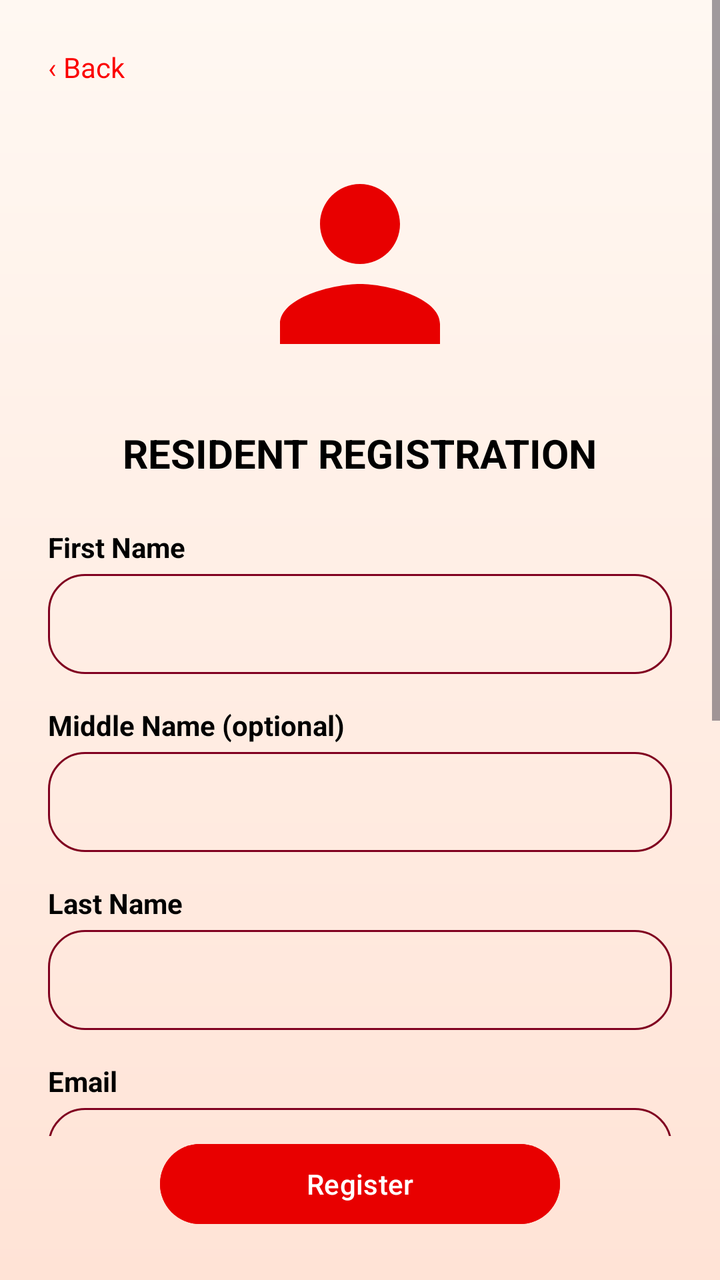
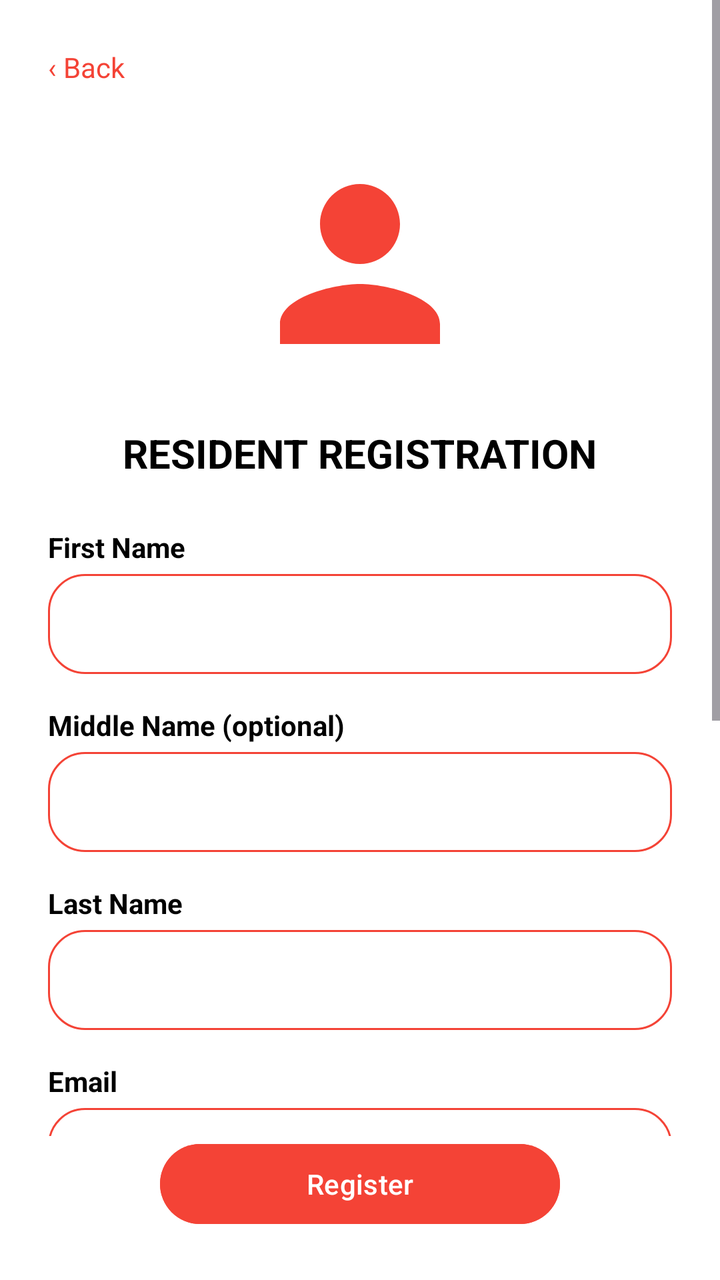

An Android layout rendered at two revisions. The XML below is the earlier revision; the diff shows what the commit changed to produce the second picture.
<!-- AndroidManifest.xml: application theme Theme.IServeKo -->
<!-- res/layout/activity_resident_signup.xml -->
<?xml version="1.0" encoding="utf-8"?>
<androidx.constraintlayout.widget.ConstraintLayout xmlns:android="http://schemas.android.com/apk/res/android"
    xmlns:app="http://schemas.android.com/apk/res-auto"
    xmlns:tools="http://schemas.android.com/tools"
    android:id="@+id/main"
    android:layout_width="match_parent"
    android:layout_height="match_parent"
    android:background="@drawable/designbrg_v2"
    tools:context=".ResidentSignupActivity">

    <ScrollView
        android:layout_width="match_parent"
        android:layout_height="0dp"
        app:layout_constraintBottom_toTopOf="@+id/btnRegister"
        app:layout_constraintTop_toTopOf="parent">

        <LinearLayout
            android:layout_width="match_parent"
            android:layout_height="wrap_content"
            android:orientation="vertical"
            android:padding="24dp">

            <TextView
                android:id="@+id/btnBack"
                android:layout_width="wrap_content"
                android:layout_height="wrap_content"
                android:text="‹ Back"
                android:textColor="#FB0000"
                android:textSize="14sp" />

            <ImageView
                android:id="@+id/imageView"
                android:layout_width="120dp"
                android:layout_height="130dp"
                android:layout_gravity="center_horizontal"
                android:layout_marginTop="24dp"
                android:contentDescription="@string/app_name"
                android:src="@drawable/ic_user"/>

            <TextView
                android:layout_width="wrap_content"
                android:layout_height="wrap_content"
                android:layout_gravity="center"
                android:layout_marginTop="16dp"
                android:text="RESIDENT REGISTRATION"
                android:textColor="#000000"
                android:textSize="20sp"
                android:textStyle="bold" />

            <TextView
                android:layout_width="wrap_content"
                android:layout_height="wrap_content"
                android:layout_marginTop="24dp"
                android:text="First Name"
                android:textColor="#000000"
                android:textStyle="bold" />

            <EditText
                android:id="@+id/first_name_input"
                android:layout_width="match_parent"
                android:layout_height="50dp"
                android:layout_marginTop="4dp"
                android:background="@drawable/rounded"
                android:inputType="textPersonName"
                android:paddingStart="16dp"
                android:textColor="#000000" />

            <TextView
                android:layout_width="wrap_content"
                android:layout_height="wrap_content"
                android:layout_marginTop="16dp"
                android:text="Middle Name (optional)"
                android:textColor="#000000"
                android:textStyle="bold" />

            <EditText
                android:id="@+id/middle_name_input"
                android:layout_width="match_parent"
                android:layout_height="50dp"
                android:layout_marginTop="4dp"
                android:background="@drawable/rounded"
                android:inputType="textPersonName"
                android:paddingStart="16dp"
                android:textColor="#000000" />

            <TextView
                android:layout_width="wrap_content"
                android:layout_height="wrap_content"
                android:layout_marginTop="16dp"
                android:text="Last Name"
                android:textColor="#000000"
                android:textStyle="bold" />

            <EditText
                android:id="@+id/last_name_input"
                android:layout_width="match_parent"
                android:layout_height="50dp"
                android:layout_marginTop="4dp"
                android:background="@drawable/rounded"
                android:inputType="textPersonName"
                android:paddingStart="16dp"
                android:textColor="#000000" />

            <TextView
                android:layout_width="wrap_content"
                android:layout_height="wrap_content"
                android:layout_marginTop="16dp"
                android:text="Email"
                android:textColor="#000000"
                android:textStyle="bold" />

            <EditText
                android:id="@+id/email_input"
                android:layout_width="match_parent"
                android:layout_height="50dp"
                android:layout_marginTop="4dp"
                android:background="@drawable/rounded"
                android:inputType="textEmailAddress"
                android:paddingStart="16dp"
                android:textColor="#000000" />

            <TextView
                android:layout_width="wrap_content"
                android:layout_height="wrap_content"
                android:layout_marginTop="16dp"
                android:text="Address / Purok"
                android:textColor="#000000"
                android:textStyle="bold" />

            <EditText
                android:id="@+id/address_input"
                android:layout_width="match_parent"
                android:layout_height="50dp"
                android:layout_marginTop="4dp"
                android:background="@drawable/rounded"
                android:inputType="textPostalAddress"
                android:paddingStart="16dp"
                android:textColor="#000000" />

            <TextView
                android:layout_width="wrap_content"
                android:layout_height="wrap_content"
                android:layout_marginTop="16dp"
                android:text="Password"
                android:textColor="#000000"
                android:textStyle="bold" />

            <EditText
                android:id="@+id/password_input"
                android:layout_width="match_parent"
                android:layout_height="50dp"
                android:layout_marginTop="4dp"
                android:background="@drawable/rounded"
                android:inputType="textPassword"
                android:paddingStart="16dp"
                android:textColor="#000000" />

            <TextView
                android:layout_width="wrap_content"
                android:layout_height="wrap_content"
                android:layout_marginTop="16dp"
                android:text="Confirm Password"
                android:textColor="#000000"
                android:textStyle="bold" />

            <EditText
                android:id="@+id/confirm_password_input"
                android:layout_width="match_parent"
                android:layout_height="50dp"
                android:layout_marginTop="4dp"
                android:background="@drawable/rounded"
                android:inputType="textPassword"
                android:paddingStart="16dp"
                android:textColor="#000000" />

        </LinearLayout>
    </ScrollView>

    <Button
        android:id="@+id/btnRegister"
        android:layout_width="200dp"
        android:layout_height="48dp"
        android:layout_marginBottom="24dp"
        android:backgroundTint="#E80000"
        android:text="Register"
        android:textColor="#FFFFFF"
        app:layout_constraintBottom_toBottomOf="parent"
        app:layout_constraintEnd_toEndOf="parent"
        app:layout_constraintStart_toStartOf="parent" />

</androidx.constraintlayout.widget.ConstraintLayout>
<!-- resources referenced by this layout -->
<resources>
  <!-- drawable designbrg_v2 (drawable) -->
  <?xml version="1.0" encoding="utf-8"?>
  <shape xmlns:android="http://schemas.android.com/apk/res/android">
      <gradient android:type = "linear" android:angle="100"
          android:startColor="#FFF8F2" android:endColor="#FFE3D6"/>
  </shape>
  <!-- drawable ic_user (drawable) -->
  <vector xmlns:android="http://schemas.android.com/apk/res/android"
      android:width="48dp"
      android:height="48dp"
      android:viewportWidth="24"
      android:viewportHeight="24">
      <path
          android:fillColor="#E80000"
          android:pathData="M12,12c2.21,0 4,-1.79 4,-4s-1.79,-4 -4,-4 -4,1.79 -4,4 1.79,4 4,4zM12,14c-2.67,0 -8,1.34 -8,4v2h16v-2c0,-2.66 -5.33,-4 -8,-4z" />
  </vector>
  <!-- drawable rounded (drawable) -->
  <?xml version="1.0" encoding="utf-8"?>
  <shape xmlns:android="http://schemas.android.com/apk/res/android"
      android:shape="rectangle">
      <corners android:radius="18dp"/>
      <stroke android:width="1dp" android:color="#800020"/>
  </shape>
  <string name="app_name">IServeKo</string>
  <style name="Theme.IServeKo" parent="Base.Theme.IServeKo" />
  <style name="Base.Theme.IServeKo" parent="Theme.Material3.DayNight.NoActionBar">
          <item name="colorPrimary">@color/primary</item>
          <item name="colorOnPrimary">@color/onPrimary</item>
          <item name="colorPrimaryContainer">@color/primaryContainer</item>
          <item name="colorOnPrimaryContainer">@color/onPrimaryContainer</item>
  
          <item name="colorSecondary">@color/secondary</item>
          <item name="colorOnSecondary">@color/onSecondary</item>
          <item name="colorSecondaryContainer">@color/secondaryContainer</item>
          <item name="colorOnSecondaryContainer">@color/onSecondaryContainer</item>
  
          <item name="android:colorBackground">@color/white</item>
          <item name="colorSurface">@color/surface</item>
          <item name="colorOnSurface">@color/onSurface</item>
          <item name="colorSurfaceVariant">@color/surfaceVariant</item>
          <item name="colorOnSurfaceVariant">@color/onSurfaceVariant</item>
  
          <item name="android:statusBarColor">#F44336</item>
          <item name="android:windowLightStatusBar">false</item>
          <item name="android:navigationBarColor">@color/white</item>
      </style>
  <color name="primary">#F44336</color>
  <color name="onPrimary">#FFFFFF</color>
  <color name="primaryContainer">#FFEBEE</color>
  <color name="onPrimaryContainer">#C62828</color>
  <color name="secondary">#F44336</color>
  <color name="onSecondary">#FFFFFF</color>
  <color name="secondaryContainer">#FFEBEE</color>
  <color name="onSecondaryContainer">#C62828</color>
  <color name="white">#FFFFFFFF</color>
  <color name="surface">#FFFFFF</color>
  <color name="onSurface">#1C1B1F</color>
  <color name="surfaceVariant">#F5F5F5</color>
  <color name="onSurfaceVariant">#616161</color>
</resources>

<!-- the commit's change to res/layout/activity_resident_signup.xml (unified diff, before → after) -->
@@ -25,7 +25,7 @@
                 android:layout_width="wrap_content"
                 android:layout_height="wrap_content"
                 android:text="‹ Back"
-                android:textColor="#FB0000"
+                android:textColor="#F44336"
                 android:textSize="14sp" />
 
             <ImageView
@@ -43,7 +43,7 @@
                 android:layout_gravity="center"
                 android:layout_marginTop="16dp"
                 android:text="RESIDENT REGISTRATION"
-                android:textColor="#000000"
+                android:textColor="#FF000000"
                 android:textSize="20sp"
                 android:textStyle="bold" />
 
@@ -52,7 +52,7 @@
                 android:layout_height="wrap_content"
                 android:layout_marginTop="24dp"
                 android:text="First Name"
-                android:textColor="#000000"
+                android:textColor="#FF000000"
                 android:textStyle="bold" />
 
             <EditText
@@ -63,14 +63,14 @@
                 android:background="@drawable/rounded"
                 android:inputType="textPersonName"
                 android:paddingStart="16dp"
-                android:textColor="#000000" />
+                android:textColor="#FF000000" />
 
             <TextView
                 android:layout_width="wrap_content"
                 android:layout_height="wrap_content"
                 android:layout_marginTop="16dp"
                 android:text="Middle Name (optional)"
-                android:textColor="#000000"
+                android:textColor="#FF000000"
                 android:textStyle="bold" />
 
             <EditText
@@ -81,14 +81,14 @@
                 android:background="@drawable/rounded"
                 android:inputType="textPersonName"
                 android:paddingStart="16dp"
-                android:textColor="#000000" />
+                android:textColor="#FF000000" />
 
             <TextView
                 android:layout_width="wrap_content"
                 android:layout_height="wrap_content"
                 android:layout_marginTop="16dp"
                 android:text="Last Name"
-                android:textColor="#000000"
+                android:textColor="#FF000000"
                 android:textStyle="bold" />
 
             <EditText
@@ -99,14 +99,14 @@
                 android:background="@drawable/rounded"
                 android:inputType="textPersonName"
                 android:paddingStart="16dp"
-                android:textColor="#000000" />
+                android:textColor="#FF000000" />
 
             <TextView
                 android:layout_width="wrap_content"
                 android:layout_height="wrap_content"
                 android:layout_marginTop="16dp"
                 android:text="Email"
-                android:textColor="#000000"
+                android:textColor="#FF000000"
                 android:textStyle="bold" />
 
             <EditText
@@ -117,14 +117,14 @@
                 android:background="@drawable/rounded"
                 android:inputType="textEmailAddress"
                 android:paddingStart="16dp"
-                android:textColor="#000000" />
+                android:textColor="#FF000000" />
 
             <TextView
                 android:layout_width="wrap_content"
                 android:layout_height="wrap_content"
                 android:layout_marginTop="16dp"
                 android:text="Address / Purok"
-                android:textColor="#000000"
+                android:textColor="#FF000000"
                 android:textStyle="bold" />
 
             <EditText
@@ -135,14 +135,14 @@
                 android:background="@drawable/rounded"
                 android:inputType="textPostalAddress"
                 android:paddingStart="16dp"
-                android:textColor="#000000" />
+                android:textColor="#FF000000" />
 
             <TextView
                 android:layout_width="wrap_content"
                 android:layout_height="wrap_content"
                 android:layout_marginTop="16dp"
                 android:text="Password"
-                android:textColor="#000000"
+                android:textColor="#FF000000"
                 android:textStyle="bold" />
 
             <EditText
@@ -153,14 +153,14 @@
                 android:background="@drawable/rounded"
                 android:inputType="textPassword"
                 android:paddingStart="16dp"
-                android:textColor="#000000" />
+                android:textColor="#FF000000" />
 
             <TextView
                 android:layout_width="wrap_content"
                 android:layout_height="wrap_content"
                 android:layout_marginTop="16dp"
                 android:text="Confirm Password"
-                android:textColor="#000000"
+                android:textColor="#FF000000"
                 android:textStyle="bold" />
 
             <EditText
@@ -171,7 +171,7 @@
                 android:background="@drawable/rounded"
                 android:inputType="textPassword"
                 android:paddingStart="16dp"
-                android:textColor="#000000" />
+                android:textColor="#FF000000" />
 
         </LinearLayout>
     </ScrollView>
@@ -181,9 +181,9 @@
         android:layout_width="200dp"
         android:layout_height="48dp"
         android:layout_marginBottom="24dp"
-        android:backgroundTint="#E80000"
+        android:backgroundTint="#F44336"
         android:text="Register"
-        android:textColor="#FFFFFF"
+        android:textColor="#FFFFFFFF"
         app:layout_constraintBottom_toBottomOf="parent"
         app:layout_constraintEnd_toEndOf="parent"
         app:layout_constraintStart_toStartOf="parent" />
<!-- resource entries referenced after the edit -->
@@ -3,8 +3,7 @@
   <!-- drawable designbrg_v2 (drawable) -->
   <?xml version="1.0" encoding="utf-8"?>
   <shape xmlns:android="http://schemas.android.com/apk/res/android">
-      <gradient android:type = "linear" android:angle="100"
-          android:startColor="#FFF8F2" android:endColor="#FFE3D6"/>
+       <solid android:color="#FFFFFFFF"/>
   </shape>
   <!-- drawable ic_user (drawable) -->
   <vector xmlns:android="http://schemas.android.com/apk/res/android"
@@ -13,7 +12,7 @@
       android:viewportWidth="24"
       android:viewportHeight="24">
       <path
-          android:fillColor="#E80000"
+          android:fillColor="#F44336"
           android:pathData="M12,12c2.21,0 4,-1.79 4,-4s-1.79,-4 -4,-4 -4,1.79 -4,4 1.79,4 4,4zM12,14c-2.67,0 -8,1.34 -8,4v2h16v-2c0,-2.66 -5.33,-4 -8,-4z" />
   </vector>
   <!-- drawable rounded (drawable) -->
@@ -21,7 +20,7 @@
   <shape xmlns:android="http://schemas.android.com/apk/res/android"
       android:shape="rectangle">
       <corners android:radius="18dp"/>
-      <stroke android:width="1dp" android:color="#800020"/>
+      <stroke android:width="1dp" android:color="#F44336"/>
   </shape>
   <string name="app_name">IServeKo</string>
   <style name="Theme.IServeKo" parent="Base.Theme.IServeKo" />
@@ -47,16 +46,16 @@
           <item name="android:navigationBarColor">@color/white</item>
       </style>
   <color name="primary">#F44336</color>
-  <color name="onPrimary">#FFFFFF</color>
+  <color name="onPrimary">#FFFFFFFF</color>
   <color name="primaryContainer">#FFEBEE</color>
-  <color name="onPrimaryContainer">#C62828</color>
+  <color name="onPrimaryContainer">#F44336</color>
   <color name="secondary">#F44336</color>
-  <color name="onSecondary">#FFFFFF</color>
+  <color name="onSecondary">#FFFFFFFF</color>
   <color name="secondaryContainer">#FFEBEE</color>
-  <color name="onSecondaryContainer">#C62828</color>
+  <color name="onSecondaryContainer">#F44336</color>
   <color name="white">#FFFFFFFF</color>
-  <color name="surface">#FFFFFF</color>
-  <color name="onSurface">#1C1B1F</color>
+  <color name="surface">#FFFFFFFF</color>
+  <color name="onSurface">#FF000000</color>
   <color name="surfaceVariant">#F5F5F5</color>
   <color name="onSurfaceVariant">#616161</color>
 </resources>
